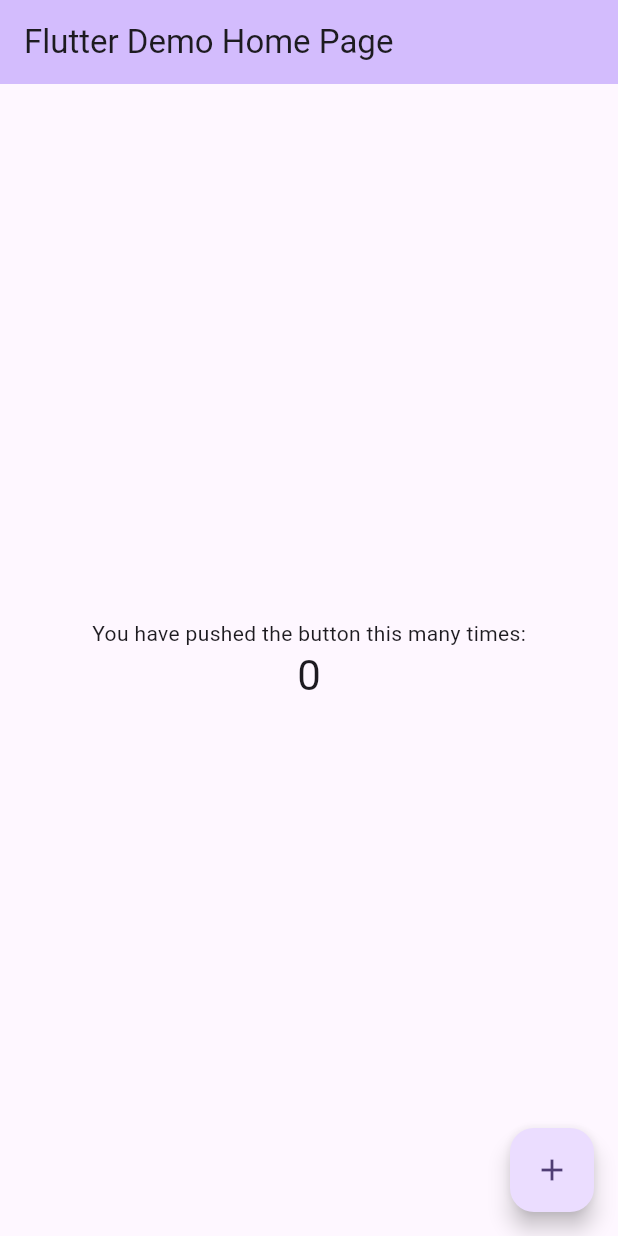
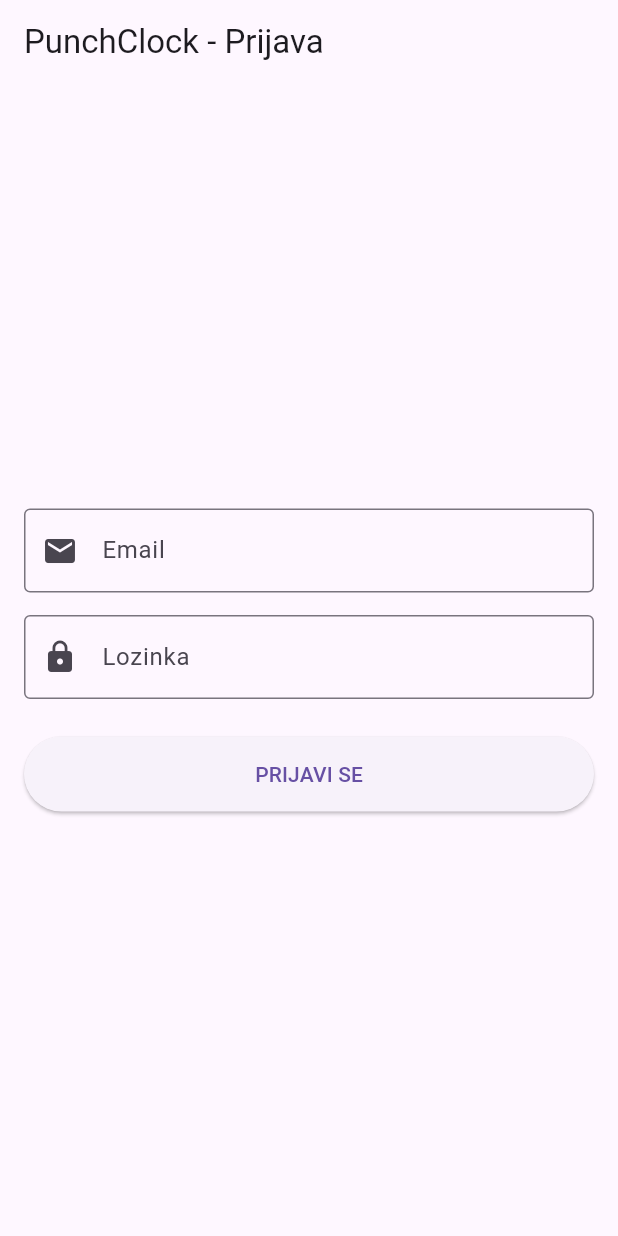
Before and after one commit to mariopejic1/PunchClock, a Flutter app: the screen it shows after launch, on a phone screen of 412 x 824 dp. Run offline on Flutter 3.47's test engine with Material 3 defaults, Android fonts, the phone set to English and light mode, and no system bars; our stand-ins replace go_router, supabase_flutter; accounts and stored records are empty.

Commit message:
dodani supabase_flutter i go_router u projekt, napravljeni su login, employee_home ekrani kao i admin dashboard, napravljena je navigacija pomoću gorouter-a, ručno su napravljeni u bazi admin i jedan korisnik-employee za testiranje

```diff
--- /dev/null
+++ b/punch_clock/lib/login_screen.dart
@@ -0,0 +1,99 @@
+import 'package:flutter/material.dart';
+import 'package:supabase_flutter/supabase_flutter.dart';
+import 'package:go_router/go_router.dart';
+
+class LoginScreen extends StatefulWidget {
+  @override
+  _LoginScreenState createState() => _LoginScreenState();
+}
+
+class _LoginScreenState extends State<LoginScreen> {
+  final _emailController = TextEditingController();
+  final _passwordController = TextEditingController();
+
+  bool _isLoading = false;
+
+  final supabase = Supabase.instance.client;
+
+  Future<void> _login() async {
+    setState(() => _isLoading = true);
+
+    try {
+      final AuthResponse res = await supabase.auth.signInWithPassword(
+        email: _emailController.text.trim(),
+        password: _passwordController.text.trim(),
+      );
+
+      final userData = await supabase
+          .from('users')
+          .select('role')
+          .eq('id', res.user!.id)
+          .single();
+
+      final String role = userData['role'];
+
+      if (role == 'admin') {
+        context.go('/admin');
+      } else {
+        context.go('/employee');
+      }
+    } catch (e) {
+      ScaffoldMessenger.of(context).showSnackBar(
+        SnackBar(content: Text("Greška pri prijavi: $e"), backgroundColor: Colors.red),
+      );
+    } finally {
+      if (mounted) setState(() => _isLoading = false);
+    }
+  }
+
+  @override
+  void dispose() {
+    _emailController.dispose();
+    _passwordController.dispose();
+    super.dispose();
+  }
+
+  @override
+  Widget build(BuildContext context) {
+    return Scaffold(
+      appBar: AppBar(title: Text("PunchClock - Prijava")),
+      body: Padding(
+        padding: EdgeInsets.all(16.0),
+        child: Column(
+          mainAxisAlignment: MainAxisAlignment.center,
+          children: [
+            TextField(
+              controller: _emailController,
+              decoration: InputDecoration(
+                labelText: "Email",
+                border: OutlineInputBorder(),
+                prefixIcon: Icon(Icons.email),
+              ),
+              keyboardType: TextInputType.emailAddress,
+            ),
+            SizedBox(height: 15),
+            TextField(
+              controller: _passwordController,
+              decoration: InputDecoration(
+                labelText: "Lozinka",
+                border: OutlineInputBorder(),
+                prefixIcon: Icon(Icons.lock),
+              ),
+              obscureText: true,
+            ),
+            SizedBox(height: 25),
+            _isLoading
+                ? CircularProgressIndicator()
+                : ElevatedButton(
+                    style: ElevatedButton.styleFrom(
+                      minimumSize: Size(double.infinity, 50),
+                    ),
+                    onPressed: _login,
+                    child: Text("PRIJAVI SE"),
+                  ),
+          ],
+        ),
+      ),
+    );
+  }
+}
--- a/punch_clock/lib/main.dart
+++ b/punch_clock/lib/main.dart
@@ -1,122 +1,35 @@
 import 'package:flutter/material.dart';
+import 'package:supabase_flutter/supabase_flutter.dart';
+import 'package:go_router/go_router.dart';
+import 'login_screen.dart';
+import 'employee_home.dart';
+import 'admin_dashboard.dart';
 
-void main() {
-  runApp(const MyApp());
+void main() async {
+  WidgetsFlutterBinding.ensureInitialized();
+
+  await Supabase.initialize(
+    url: 'https://kabbeyypgbvtkjlrrtem.supabase.co',
+    anonKey: 'eyJhbGciOiJIUzI1NiIsInR5cCI6IkpXVCJ9.eyJpc3MiOiJzdXBhYmFzZSIsInJlZiI6ImthYmJleXlwZ2J2dGtqbHJydGVtIiwicm9sZSI6ImFub24iLCJpYXQiOjE3NzQ2MTY1MjQsImV4cCI6MjA5MDE5MjUyNH0.SEDDdJfFTF8oS3_B0yiP_qaCRTFpkki3cDzKUGqRbvE',
+  );
+  runApp(MyApp());
 }
 
+final GoRouter _router = GoRouter(
+  initialLocation: '/',
+  routes: [
+    GoRoute(path: '/', builder: (context, state) => LoginScreen()),
+    GoRoute(path: '/employee', builder: (context, state) => EmployeeHome()),
+    GoRoute(path: '/admin', builder: (context, state) => AdminDashboard()),
+  ],
+);
+
 class MyApp extends StatelessWidget {
-  const MyApp({super.key});
-
-  // This widget is the root of your application.
   @override
   Widget build(BuildContext context) {
-    return MaterialApp(
-      title: 'Flutter Demo',
-      theme: ThemeData(
-        // This is the theme of your application.
-        //
-        // TRY THIS: Try running your application with "flutter run". You'll see
-        // the application has a purple toolbar. Then, without quitting the app,
-        // try changing the seedColor in the colorScheme below to Colors.green
-        // and then invoke "hot reload" (save your changes or press the "hot
-        // reload" button in a Flutter-supported IDE, or press "r" if you used
-        // the command line to start the app).
-        //
-        // Notice that the counter didn't reset back to zero; the application
-        // state is not lost during the reload. To reset the state, use hot
-        // restart instead.
-        //
-        // This works for code too, not just values: Most code changes can be
-        // tested with just a hot reload.
-        colorScheme: .fromSeed(seedColor: Colors.deepPurple),
-      ),
-      home: const MyHomePage(title: 'Flutter Demo Home Page'),
+    return MaterialApp.router(
+      routerConfig: _router,
+      title: 'PunchClock',
     );
   }
 }
-
-class MyHomePage extends StatefulWidget {
-  const MyHomePage({super.key, required this.title});
-
-  // This widget is the home page of your application. It is stateful, meaning
-  // that it has a State object (defined below) that contains fields that affect
-  // how it looks.
-
-  // This class is the configuration for the state. It holds the values (in this
-  // case the title) provided by the parent (in this case the App widget) and
-  // used by the build method of the State. Fields in a Widget subclass are
-  // always marked "final".
-
-  final String title;
-
-  @override
-  State<MyHomePage> createState() => _MyHomePageState();
-}
-
-class _MyHomePageState extends State<MyHomePage> {
-  int _counter = 0;
-
-  void _incrementCounter() {
-    setState(() {
-      // This call to setState tells the Flutter framework that something has
-      // changed in this State, which causes it to rerun the build method below
-      // so that the display can reflect the updated values. If we changed
-      // _counter without calling setState(), then the build method would not be
-      // called again, and so nothing would appear to happen.
-      _counter++;
-    });
-  }
-
-  @override
-  Widget build(BuildContext context) {
-    // This method is rerun every time setState is called, for instance as done
-    // by the _incrementCounter method above.
-    //
-    // The Flutter framework has been optimized to make rerunning build methods
-    // fast, so that you can just rebuild anything that needs updating rather
-    // than having to individually change instances of widgets.
-    return Scaffold(
-      appBar: AppBar(
-        // TRY THIS: Try changing the color here to a specific color (to
-        // Colors.amber, perhaps?) and trigger a hot reload to see the AppBar
-        // change color while the other colors stay the same.
-        backgroundColor: Theme.of(context).colorScheme.inversePrimary,
-        // Here we take the value from the MyHomePage object that was created by
-        // the App.build method, and use it to set our appbar title.
-        title: Text(widget.title),
-      ),
-      body: Center(
-        // Center is a layout widget. It takes a single child and positions it
-        // in the middle of the parent.
-        child: Column(
-          // Column is also a layout widget. It takes a list of children and
-          // arranges them vertically. By default, it sizes itself to fit its
-          // children horizontally, and tries to be as tall as its parent.
-          //
-          // Column has various properties to control how it sizes itself and
-          // how it positions its children. Here we use mainAxisAlignment to
-          // center the children vertically; the main axis here is the vertical
-          // axis because Columns are vertical (the cross axis would be
-          // horizontal).
-          //
-          // TRY THIS: Invoke "debug painting" (choose the "Toggle Debug Paint"
-          // action in the IDE, or press "p" in the console), to see the
-          // wireframe for each widget.
-          mainAxisAlignment: .center,
-          children: [
-            const Text('You have pushed the button this many times:'),
-            Text(
-              '$_counter',
-              style: Theme.of(context).textTheme.headlineMedium,
-            ),
-          ],
-        ),
-      ),
-      floatingActionButton: FloatingActionButton(
-        onPressed: _incrementCounter,
-        tooltip: 'Increment',
-        child: const Icon(Icons.add),
-      ),
-    );
-  }
-}
--- a/punch_clock/pubspec.yaml
+++ b/punch_clock/pubspec.yaml
@@ -37,6 +37,7 @@ dependencies:
   supabase_flutter: ^2.12.2
   geolocator: ^14.0.2
   latlong2: ^0.9.1
+  go_router: ^17.1.0
 
 dev_dependencies:
   flutter_test:
```
Also changed, not shown: punch_clock/lib/admin_dashboard.dart (added, +93 -0 lines), punch_clock/lib/employee_home.dart (added, +77 -0 lines), punch_clock/pubspec.lock, 2 other files.
